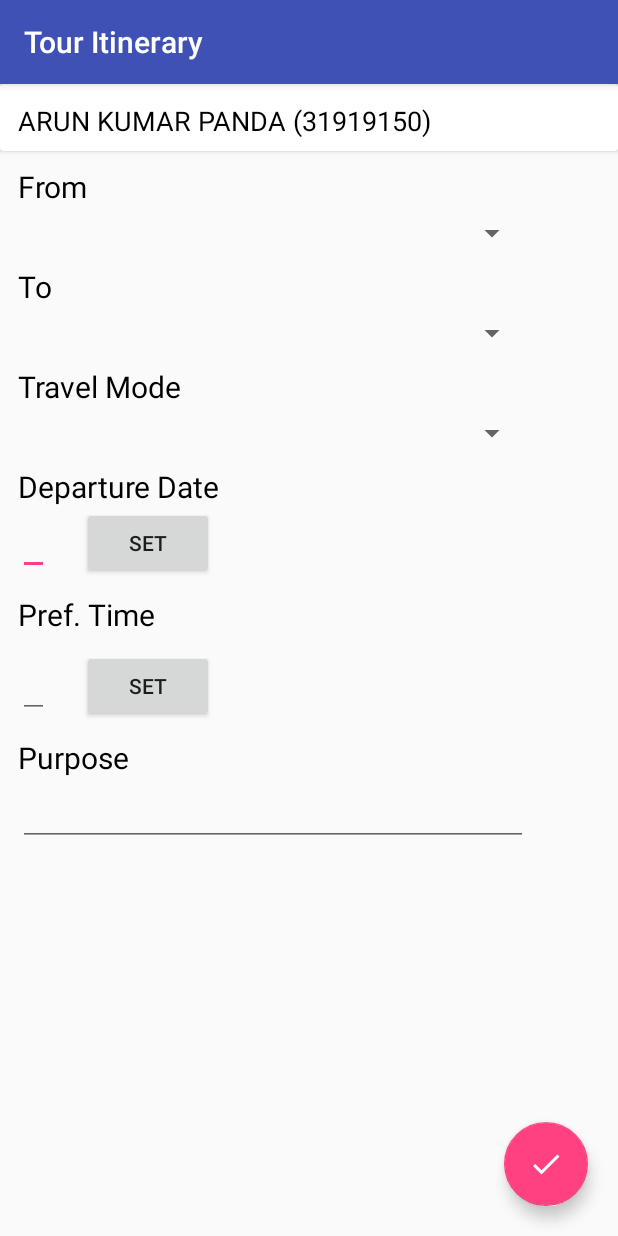
After one commit to akarshsingh9/TourItinerary, an Android app: the fragment addTiForm_fragment shown on its own in the app's theme, on a phone screen of 412 x 824 dp. The commit adds this screen. Run offline under Robolectric (Android 15) with nearby library versions, the light colour scheme and no system bars.

Commit message:
develop branch commit - fragments added

```diff
--- /dev/null
+++ b/app/src/main/java/com/example/akarshsingh/touritinerary/addTiForm_fragment.java
@@ -0,0 +1,29 @@
+package com.example.akarshsingh.touritinerary;
+
+
+import android.os.Bundle;
+import android.support.v4.app.Fragment;
+import android.view.LayoutInflater;
+import android.view.View;
+import android.view.ViewGroup;
+
+
+/**
+ * A simple {@link Fragment} subclass.
+ */
+public class addTiForm_fragment extends Fragment {
+
+
+    public addTiForm_fragment() {
+        // Required empty public constructor
+    }
+
+
+    @Override
+    public View onCreateView(LayoutInflater inflater, ViewGroup container,
+                             Bundle savedInstanceState) {
+        // Inflate the layout for this fragment
+        return inflater.inflate(R.layout.fragment_add_ti_form, container, false);
+    }
+
+}
--- a/app/src/main/res/layout/activity_add_ti.xml
+++ b/app/src/main/res/layout/activity_add_ti.xml
@@ -1,7 +1,4 @@
 <?xml version="1.0" encoding="utf-8"?>
-
-
-
 <RelativeLayout xmlns:tools="http://schemas.android.com/tools"
     xmlns:android="http://schemas.android.com/apk/res/android"
     android:layout_width="match_parent"
--- /dev/null
+++ b/app/src/main/res/layout/fragment_add_ti_form.xml
@@ -0,0 +1,176 @@
+<?xml version="1.0" encoding="utf-8"?>
+<RelativeLayout xmlns:android="http://schemas.android.com/apk/res/android"
+    xmlns:tools="http://schemas.android.com/tools"
+    android:layout_width="match_parent"
+    android:layout_height="match_parent"
+   >
+
+
+    <android.support.v7.widget.CardView
+        android:layout_width="match_parent"
+        android:layout_height="wrap_content"
+        android:id="@+id/form_header_cardView_frag"
+        >
+        <TextView
+            android:layout_width="wrap_content"
+            android:layout_height="wrap_content"
+            android:text="Arun Kumar Panda (31919150)"
+            android:textAllCaps="true"
+            android:textColor="#000000"
+            android:textSize="18sp"
+            android:layout_marginTop="12dp"
+            android:layout_marginStart="12dp"
+            android:layout_marginBottom="8dp"
+            android:id="@+id/form_header_name_frag"
+            />
+    </android.support.v7.widget.CardView>
+    <LinearLayout
+        android:layout_width="match_parent"
+        android:layout_height="match_parent"
+        android:layout_below="@id/form_header_cardView_frag"
+        android:orientation="vertical">
+        <TextView
+            android:layout_width="wrap_content"
+            android:layout_height="wrap_content"
+            android:id="@+id/head_from_frag"
+            android:layout_marginTop="10dp"
+            android:layout_marginStart="12dp"
+            android:textSize="20sp"
+            android:textColor="#000000"
+            android:text="From"/>
+
+        <Spinner
+            android:layout_width="match_parent"
+            android:layout_height="wrap_content"
+            android:layout_marginTop="5dp"
+            android:layout_marginStart="16dp"
+            android:layout_marginEnd="60dp"
+            android:id="@+id/from_spinner_frag"
+            android:popupElevation="3dp"
+            android:elevation="3dp"
+            />
+        <TextView
+            android:layout_width="wrap_content"
+            android:layout_height="wrap_content"
+            android:id="@+id/head_to_frag"
+            android:layout_marginTop="10dp"
+            android:layout_marginStart="12dp"
+            android:textSize="20sp"
+            android:textColor="#000000"
+            android:text="To"/>
+
+        <Spinner
+            android:layout_width="match_parent"
+            android:layout_height="wrap_content"
+            android:layout_marginTop="5dp"
+            android:layout_marginStart="16dp"
+            android:layout_marginEnd="60dp"
+            android:id="@+id/to_spinner_frag"
+            android:popupElevation="3dp"
+            android:elevation="3dp"
+            />
+        <TextView
+            android:layout_width="wrap_content"
+            android:layout_height="wrap_content"
+            android:id="@+id/head_travelmode_frag"
+            android:layout_marginTop="10dp"
+            android:layout_marginStart="12dp"
+            android:textSize="20sp"
+            android:textColor="#000000"
+            android:text="Travel Mode"/>
+
+        <Spinner
+            android:layout_width="match_parent"
+            android:layout_height="wrap_content"
+            android:layout_marginTop="5dp"
+            android:layout_marginStart="16dp"
+            android:layout_marginEnd="60dp"
+            android:id="@+id/travelmode_spinner_frag"
+            android:popupElevation="3dp"
+            android:elevation="3dp"
+            />
+        <TextView
+            android:layout_width="wrap_content"
+            android:layout_height="wrap_content"
+            android:id="@+id/head_deptdate_frag"
+            android:layout_marginTop="10dp"
+            android:layout_marginStart="12dp"
+            android:textSize="20sp"
+            android:textColor="#000000"
+            android:text="Departure Date"/>
+        <LinearLayout
+            android:layout_width="wrap_content"
+            android:layout_height="wrap_content"
+            android:orientation="horizontal">
+            <EditText
+                android:layout_width="match_parent"
+                android:layout_height="wrap_content"
+                android:layout_marginStart="12dp"
+                android:id="@+id/datedept_frag"
+                />
+            <Button
+                android:layout_width="wrap_content"
+                android:layout_height="wrap_content"
+                android:layout_marginStart="22dp"
+                android:text="set"
+                android:id="@+id/setbtn_frag"/>
+        </LinearLayout>
+
+        <TextView
+            android:layout_width="wrap_content"
+            android:layout_height="wrap_content"
+            android:id="@+id/head_preftime_frag"
+            android:layout_marginTop="10dp"
+            android:layout_marginStart="12dp"
+            android:textSize="20sp"
+            android:textColor="#000000"
+            android:text="Pref. Time"/>
+
+        <LinearLayout
+            android:layout_width="wrap_content"
+            android:layout_height="wrap_content"
+            android:orientation="horizontal"
+            android:layout_marginTop="10dp">
+
+            <EditText
+                android:layout_width="match_parent"
+                android:layout_height="wrap_content"
+                android:layout_marginStart="12dp"
+                android:id="@+id/timedept_frag"
+                />
+            <Button
+                android:layout_width="wrap_content"
+                android:layout_height="wrap_content"
+                android:layout_marginStart="22dp"
+                android:text="set"
+                android:id="@+id/setbtn1_frag"/>
+        </LinearLayout>
+        <TextView
+            android:layout_width="wrap_content"
+            android:layout_height="wrap_content"
+            android:id="@+id/head_purpose_frag"
+            android:layout_marginTop="10dp"
+            android:layout_marginStart="12dp"
+            android:textSize="20sp"
+            android:textColor="#000000"
+            android:text="Purpose"/>
+
+        <EditText
+            android:layout_width="match_parent"
+            android:layout_height="wrap_content"
+            android:layout_marginStart="12dp"
+            android:layout_marginEnd="60dp"
+            android:id="@+id/purpose_frag"/>
+
+    </LinearLayout>
+    <android.support.design.widget.FloatingActionButton
+        android:layout_width="wrap_content"
+        android:layout_height="wrap_content"
+        android:layout_alignParentBottom="true"
+        android:layout_alignParentEnd="true"
+        android:layout_marginEnd="20dp"
+        android:layout_marginBottom="20dp"
+        android:src="@drawable/ic_baseline_done_24px"
+        android:id="@+id/submit_fab_frag"
+        />
+</RelativeLayout>
```
Also changed, not shown: app/src/main/java/com/example/akarshsingh/touritinerary/addTiMain_fragment.java (added, +29 -0 lines), app/src/main/java/com/example/akarshsingh/touritinerary/addTiRecycler_fragment.java (added, +29 -0 lines), app/src/main/res/layout/fragment_add_ti_main.xml (added, +142 -0 lines), app/src/main/res/layout/fragment_add_ti_recycler.xml (added, +154 -0 lines).
